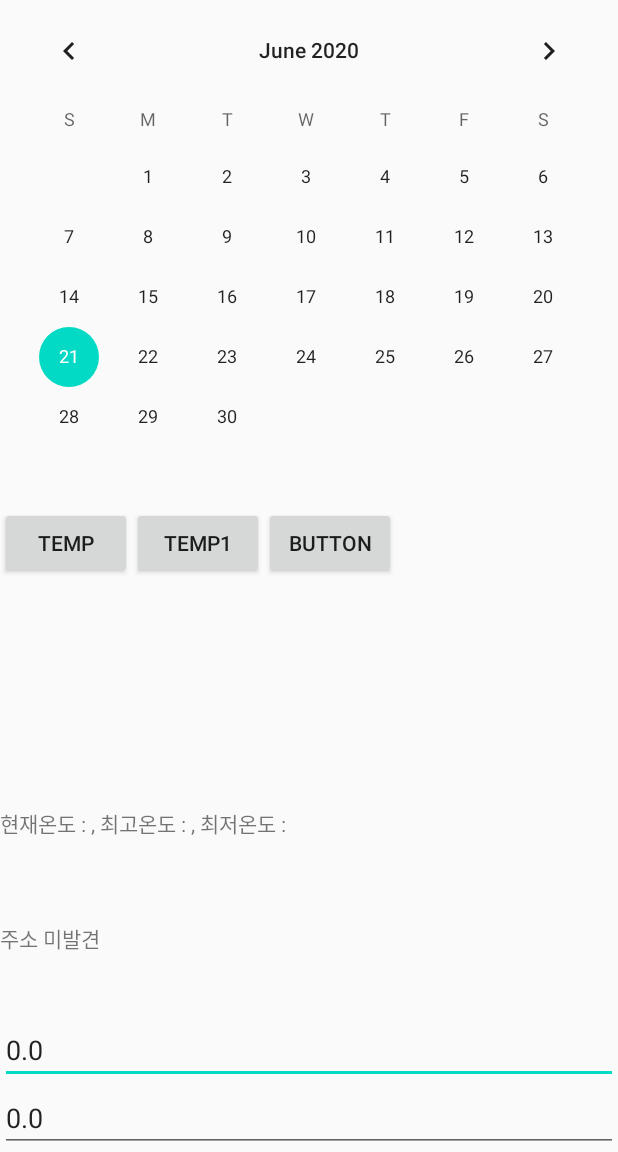
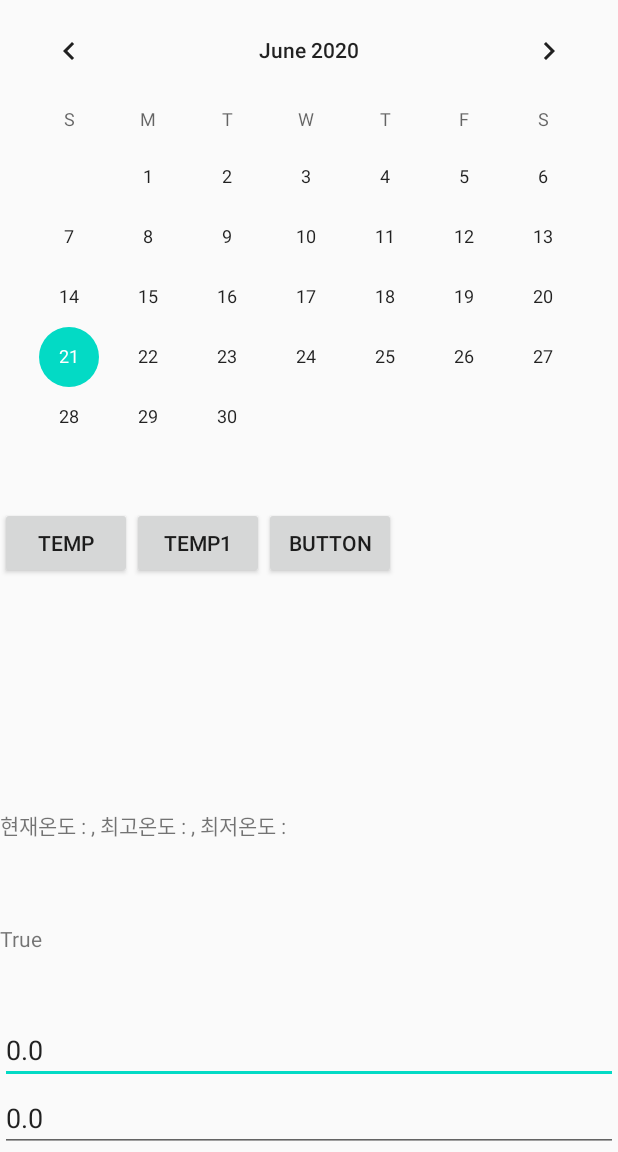
Before and after one commit to whgusqls007/androidterm2020, an Android app: the screen it shows after launch (MainActivity), on a phone screen of 412 x 824 dp, the part 84-1236 px from its top. Run offline under Robolectric (Android 15) with nearby library versions, the phone set to English and light mode, and no system bars; 12 statements that could not run were skipped.

Commit message:
6-21 수정

```diff
--- a/app/src/main/java/com/example/androidterm2020/MainActivity.java
+++ b/app/src/main/java/com/example/androidterm2020/MainActivity.java
@@ -31,6 +31,7 @@ import android.location.Geocoder;
 import android.location.LocationManager;
 import android.os.Build;
 import android.os.Bundle;
+import android.preference.PreferenceManager;
 import android.util.Log;
 import android.view.Gravity;
 import android.view.MenuItem;
@@ -54,7 +55,7 @@ public class MainActivity extends AppCompatActivity {
     Toolbar myToolbar;
     ListViewAdapter adapter;
     private GpsTracker gpsTracker;
-
+    SharedPreferences prefs;
     private static final int GPS_ENABLE_REQUEST_CODE = 2001;
     private static final int PERMISSIONS_REQUEST_CODE = 100;
     String[] REQUIRED_PERMISSIONS  = {Manifest.permission.ACCESS_FINE_LOCATION, Manifest.permission.ACCESS_COARSE_LOCATION};
@@ -68,7 +69,8 @@ public class MainActivity extends AppCompatActivity {
         }else {
             checkRunTimePermission();
         }
-
+        prefs = PreferenceManager.getDefaultSharedPreferences(this);
+        boolean settinginfo = prefs.getBoolean("notify_on_off", true);
         // gps 관련
         final TextView textview_address = (TextView)findViewById(R.id.textview);
         final EditText textview_Latitude = (EditText)findViewById(R.id.Ed1);
@@ -82,7 +84,11 @@ public class MainActivity extends AppCompatActivity {
         final double longitude = gpsTracker.getLongitude();
 
         String address = getCurrentAddress(latitude, longitude);
-        textview_address.setText(address);
+        if(settinginfo) {
+            textview_address.setText("True");
+        }else{
+            textview_address.setText("False");
+        }
         textview_Latitude.setText(Double.toString(latitude));
         textview_Longitude.setText(Double.toString(longitude));
 
--- a/app/src/main/java/com/example/androidterm2020/ShowDetail.java
+++ b/app/src/main/java/com/example/androidterm2020/ShowDetail.java
@@ -325,8 +325,8 @@ public class ShowDetail extends AppCompatActivity {
         if(alarmManager != null) {
             alarmManager.cancel(pIntent);
         }
-        SharedPreferences pref = getPreferences(this);
-        SharedPreferences.Editor editor = pref.edit();
+        SharedPreferences preference = getPreferences(this);
+        SharedPreferences.Editor editor = preference.edit();
         editor.remove(Integer.toString(deleteCode));
         editor.apply();
     }
```
Also changed, not shown: app/src/main/java/com/example/androidterm2020/Alarm_Receiver.java (+5 -3 lines), app/src/main/java/com/example/androidterm2020/SettingPage.java (+8 -4 lines).
